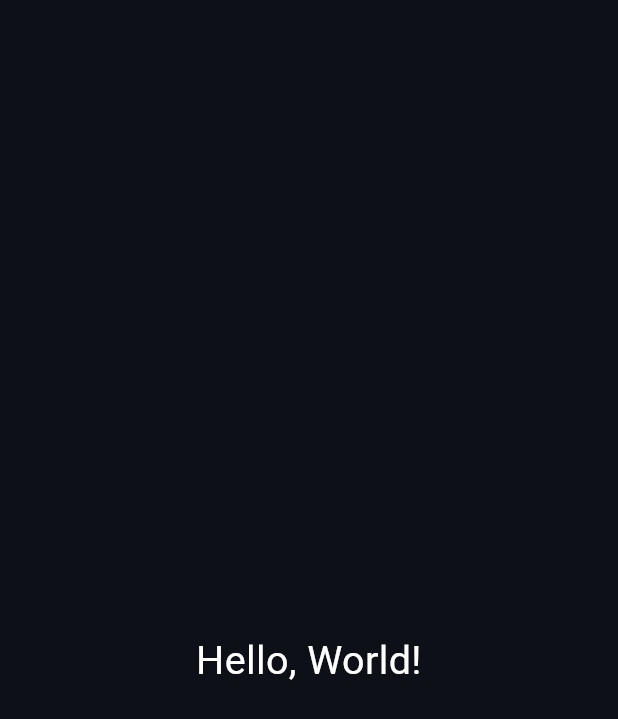
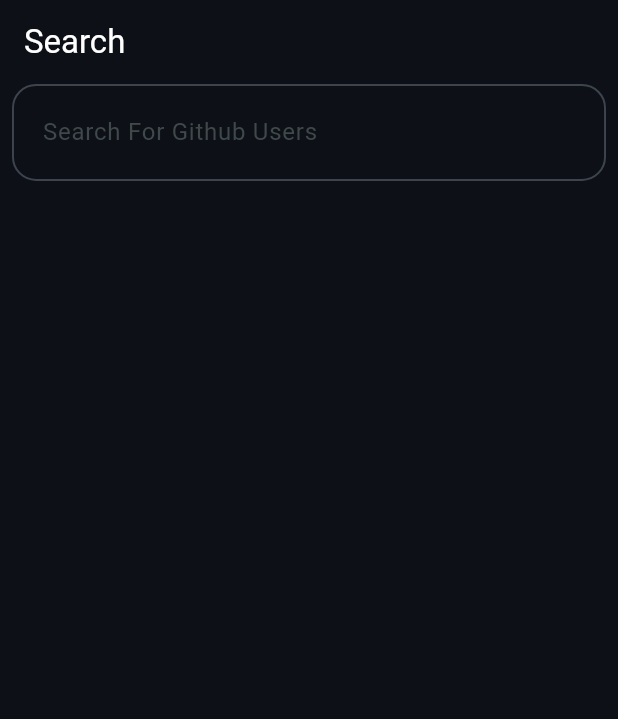
Before and after one commit to hossamgamal-1/github_search, a Flutter app: the screen it shows after launch, on a phone screen of 412 x 824 dp. Shown: the top 719 px of the screen. Run offline on Flutter 3.47's test engine with Material 3 defaults, Android fonts, the phone set to English and light mode, and no system bars; our stand-ins replace dio, flutter_bloc, get_it, internet_connection_checker, pretty_dio_logger.

Commit message:
- Added Initial Seed for search module (networking, logic, and basic UI).

```diff
--- a/lib/app.dart
+++ b/lib/app.dart
@@ -2,7 +2,7 @@ import 'package:flutter/material.dart';
 
 import 'core/theming/app_sizer.dart';
 import 'core/theming/app_theme.dart';
-import 'core/widgets/app_text.dart';
+import 'features/search/ui/search_screen.dart';
 
 class App extends StatelessWidget {
   const App({super.key});
@@ -27,10 +27,7 @@ class _MaterialAppWidget extends StatelessWidget {
       debugShowCheckedModeBanner: false,
       title: 'GitHub Search',
       theme: AppTheme.dark,
-      home: Scaffold(
-        appBar: AppBar(),
-        body: const Center(child: AppText('Hello, World!')),
-      ),
+      home: const SearchScreen(),
     );
   }
 }
--- a/lib/core/di/dependency_injection.dart
+++ b/lib/core/di/dependency_injection.dart
@@ -1,6 +1,8 @@
 import 'package:dio/dio.dart';
 import 'package:get_it/get_it.dart';
 
+import '../../features/search/data/data_source/search_remote_data_source.dart';
+import '../../features/search/data/repo/search_repo.dart';
 import '../networking/dio_factory.dart';
 import '../networking/dio_helper.dart';
 
@@ -9,6 +11,9 @@ final GetIt getIt = GetIt.instance;
 Future<void> setupGetIt() async {
   getIt.registerLazySingleton<Dio>(() => DioFactory.instance);
   getIt.registerLazySingleton<ApiHelper>(() => DioHelperImpl(getIt()));
+
+  getIt.registerLazySingleton(() => SearchRemoteDataSource(getIt()));
+  getIt.registerLazySingleton(() => SearchRepo(getIt()));
 }
 
 Future<void> refreshGetIt() async {
--- a/lib/core/networking/api_constants.dart
+++ b/lib/core/networking/api_constants.dart
@@ -1,5 +1,6 @@
 class ApiConstants {
   const ApiConstants._();
   static const baseUrl = 'https://api.github.com/';
-  static const searchEP = 'search';
+  static const fetchUsersEP = 'search/users';
+  static String fetchSingleUserEP(String userName) => 'users/$userName';
 }
--- a/lib/core/theming/app_colors.dart
+++ b/lib/core/theming/app_colors.dart
@@ -5,4 +5,7 @@ class AppColors {
 
   static const background = Color(0xFF0D1117);
   static const foreground = Color(0xFFFFFFFF);
+  static const grey = Color(0xFF3D444D);
+  static const blue = Color(0xFF1B62CF);
+  static const transparent = Colors.transparent;
 }
--- /dev/null
+++ b/lib/features/search/data/repo/search_repo.dart
@@ -0,0 +1,33 @@
+import '../../../../core/networking/result_or_failure.dart';
+import '../../../../core/utils/functions.dart';
+import '../data_source/search_remote_data_source.dart';
+import '../models/detailed_github_user_model.dart';
+import '../models/github_user_model.dart';
+
+class SearchRepo {
+  final SearchRemoteDataSource _searchDataSource;
+  SearchRepo(this._searchDataSource);
+
+  final Map<String, List<GithubUserModel>> _cachedUsers = {};
+  Future<ResultOrFailure<List<GithubUserModel>>> fetchUsers(
+    String userName,
+  ) async {
+    return tryCatchBlock(() async {
+      if (_cachedUsers.containsKey(userName)) {
+        return _cachedUsers[userName]!;
+      }
+
+      final users = await _searchDataSource.fetchUsers(userName);
+
+      _cachedUsers.addAll({userName: users});
+
+      return users;
+    });
+  }
+
+  Future<ResultOrFailure<DetailedGithubUserModel>> fetchSingleUser(
+    String userName,
+  ) async {
+    return tryCatchBlock(() => _searchDataSource.fetchSingleUser(userName));
+  }
+}
--- /dev/null
+++ b/lib/features/search/logic/search_cubit.dart
@@ -0,0 +1,29 @@
+import 'package:flutter_bloc/flutter_bloc.dart';
+
+import '../../../core/networking/result_or_failure.dart';
+import '../data/models/github_user_model.dart';
+import '../data/repo/search_repo.dart';
+
+part 'search_state.dart';
+
+class SearchCubit extends Cubit<SearchState> {
+  final SearchRepo _searchRepo;
+  SearchCubit(this._searchRepo) : super(const SearchInitial());
+
+  void fetchUsers(String userName) async {
+    if (userName.isEmpty) return emit(const SearchInitial());
+
+    emit(const SearchLoading());
+
+    final result = await _searchRepo.fetchUsers(userName);
+
+    if (isClosed) return;
+
+    switch (result) {
+      case SuccessResult():
+        emit(SearchSuccess(result.data));
+      case FailureResult():
+        emit(SearchError(result.errorMessage));
+    }
+  }
+}
--- /dev/null
+++ b/lib/features/search/logic/search_state.dart
@@ -0,0 +1,25 @@
+part of 'search_cubit.dart';
+
+sealed class SearchState {
+  const SearchState();
+}
+
+class SearchInitial extends SearchState {
+  const SearchInitial();
+}
+
+class SearchLoading extends SearchState {
+  const SearchLoading();
+}
+
+class SearchError extends SearchState {
+  final String message;
+
+  const SearchError(this.message);
+}
+
+class SearchSuccess extends SearchState {
+  final List<GithubUserModel> data;
+
+  const SearchSuccess(this.data);
+}
--- /dev/null
+++ b/lib/features/search/ui/search_screen.dart
@@ -0,0 +1,41 @@
+import 'package:flutter/material.dart';
+import 'package:flutter_bloc/flutter_bloc.dart';
+
+import '../../../core/di/dependency_injection.dart';
+import '../logic/search_cubit.dart';
+import 'widgets/fetched_users_tile.dart';
+import 'widgets/search_text_form_field.dart';
+
+class SearchScreen extends StatelessWidget {
+  const SearchScreen({super.key});
+
+  @override
+  Widget build(BuildContext context) {
+    return BlocProvider(
+      create: (context) => SearchCubit(getIt()),
+      child: Builder(
+        builder: (context) {
+          return Scaffold(
+            appBar: AppBar(title: const Text('Search')),
+            body: Padding(
+              padding: const EdgeInsets.symmetric(horizontal: 8),
+              child: Column(
+                spacing: 10,
+                children: [
+                  SearchTextField(
+                    hintText: 'Search For Github Users',
+                    onChanged: (userName) {
+                      context.read<SearchCubit>().fetchUsers(userName);
+                    },
+                  ),
+
+                  const Expanded(child: FetchedUsersTile()),
+                ],
+              ),
+            ),
+          );
+        },
+      ),
+    );
+  }
+}
--- /dev/null
+++ b/lib/features/search/ui/widgets/search_text_form_field.dart
@@ -0,0 +1,51 @@
+import 'dart:math';
+
+import 'package:flutter/material.dart';
+
+import '../../../../core/theming/app_colors.dart';
+import '../../../../core/theming/app_sizer.dart';
+
+class SearchTextField extends StatelessWidget {
+  final String hintText;
+  final void Function(String)? onChanged;
+  const SearchTextField({super.key, required this.hintText, this.onChanged});
+
+  @override
+  Widget build(BuildContext context) {
+    return Container(
+      width: min(100.fromWidth, 500),
+      decoration: BoxDecoration(borderRadius: BorderRadius.circular(16.0)),
+      child: TextField(
+        onTapOutside: (_) => FocusManager.instance.primaryFocus?.unfocus(),
+        decoration: InputDecoration(
+          isDense: true,
+          contentPadding: EdgeInsets.symmetric(
+            horizontal: 15.w,
+            vertical: 20.h,
+          ),
+          focusedBorder: _getOutlinedBorder(AppColors.blue),
+          enabledBorder: _getOutlinedBorder(AppColors.grey),
+          hintText: hintText,
+          isCollapsed: true,
+          fillColor: AppColors.background,
+          filled: true,
+        ),
+        style: const TextStyle(
+          fontSize: 16,
+          color: Colors.white,
+          fontWeight: FontWeight.w400,
+        ),
+        textAlign: TextAlign.start,
+        textAlignVertical: TextAlignVertical.bottom,
+        textInputAction: TextInputAction.search,
+        keyboardType: TextInputType.text,
+        onChanged: onChanged,
+      ),
+    );
+  }
+
+  InputBorder _getOutlinedBorder(Color color) => OutlineInputBorder(
+    borderSide: BorderSide(color: color, width: 1.3),
+    borderRadius: BorderRadius.circular(16),
+  );
+}
--- a/pubspec.yaml
+++ b/pubspec.yaml
@@ -12,6 +12,9 @@ dependencies:
   dio: ^5.8.0+1
   pretty_dio_logger: ^1.4.0
   get_it: ^8.0.3
+  internet_connection_checker: ^1.0.0+1
+  flutter_bloc: ^9.1.0
+  cached_network_image: ^3.4.1
 
 dev_dependencies:
   flutter_test:
```
Also changed, not shown: lib/core/utils/functions.dart (added, +19 -0 lines), lib/features/search/data/data_source/search_remote_data_source.dart (added, +29 -0 lines), lib/features/search/data/models/detailed_github_user_model.dart (added, +27 -0 lines), lib/features/search/data/models/github_user_model.dart (added, +21 -0 lines), lib/features/search/ui/widgets/fetched_users_tile.dart (added, +36 -0 lines), lib/features/search/ui/widgets/github_user_card.dart (added, +35 -0 lines), pubspec.lock, 1 other file.
